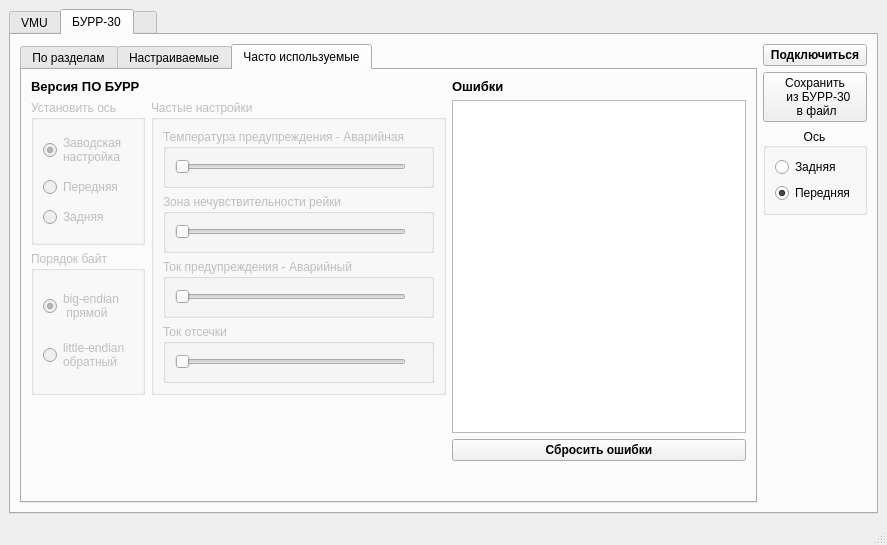
Before: the Qt Designer form CANAnalyzer_2.ui in hochu-leto/BURR-settings, drawn with Qt 5.
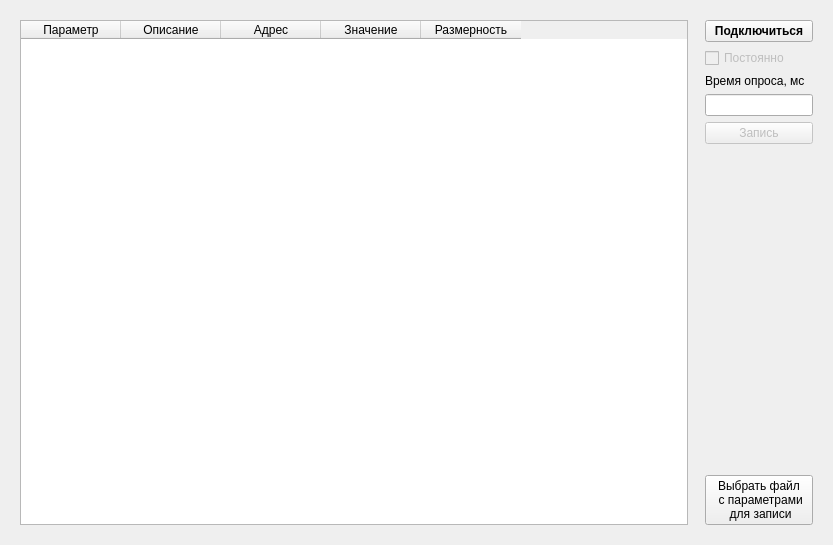
After: the same form once the commit is applied.

Commit message: поменял графический интерфейс

The edit to the form file:
```diff
--- a/CANAnalyzer_2.ui
+++ b/CANAnalyzer_2.ui
@@ -6,7 +6,7 @@
    <rect>
     <x>0</x>
     <y>0</y>
-    <width>887</width>
+    <width>833</width>
     <height>545</height>
    </rect>
   </property>
@@ -41,61 +41,17 @@
      <height>1500</height>
     </size>
    </property>
-   <layout class="QGridLayout" name="gridLayout_2">
-    <item row="0" column="0">
-     <widget class="QTabWidget" name="CAN">
-      <property name="enabled">
-       <bool>true</bool>
-      </property>
-      <property name="focusPolicy">
-       <enum>Qt::NoFocus</enum>
-      </property>
-      <property name="contextMenuPolicy">
-       <enum>Qt::NoContextMenu</enum>
-      </property>
-      <property name="acceptDrops">
-       <bool>false</bool>
-      </property>
-      <property name="tabShape">
-       <enum>QTabWidget::Rounded</enum>
-      </property>
-      <property name="currentIndex">
-       <number>1</number>
-      </property>
-      <property name="iconSize">
-       <size>
-        <width>20</width>
-        <height>20</height>
-       </size>
-      </property>
-      <property name="elideMode">
-       <enum>Qt::ElideRight</enum>
-      </property>
-      <widget class="QWidget" name="VMU">
-       <attribute name="title">
-        <string>VMU</string>
-       </attribute>
-       <layout class="QVBoxLayout" name="verticalLayout_9">
+   <layout class="QHBoxLayout" name="horizontalLayout" stretch="7,0">
         <item>
-         <widget class="QTabWidget" name="VMU_params_tab">
-          <property name="sizePolicy">
-           <sizepolicy hsizetype="Expanding" vsizetype="Expanding">
-            <horstretch>1</horstretch>
-            <verstretch>0</verstretch>
-           </sizepolicy>
-          </property>
-          <property name="currentIndex">
-           <number>0</number>
-          </property>
-          <widget class="QWidget" name="often_used">
-           <attribute name="title">
-            <string>Для записи</string>
-           </attribute>
-           <layout class="QHBoxLayout" name="horizontalLayout_10">
-            <item>
-             <layout class="QHBoxLayout" name="horizontalLayout_11" stretch="1,0">
-              <property name="sizeConstraint">
-               <enum>QLayout::SetMaximumSize</enum>
+     <layout class="QVBoxLayout" name="verticalLayout_2">
+      <property name="leftMargin">
+       <number>11</number>
+      </property>
+      <property name="topMargin">
+       <number>11</number>
+      </property>
+      <property name="bottomMargin">
+       <number>11</number>
               </property>
               <item>
                <widget class="QTableWidget" name="vmu_param_table">
@@ -129,11 +85,25 @@
                 </column>
                </widget>
               </item>
+     </layout>
+    </item>
               <item>
-               <layout class="QVBoxLayout" name="verticalLayout_10">
+     <layout class="QVBoxLayout" name="verticalLayout">
                 <property name="sizeConstraint">
                  <enum>QLayout::SetMinimumSize</enum>
                 </property>
+      <property name="leftMargin">
+       <number>11</number>
+      </property>
+      <property name="topMargin">
+       <number>11</number>
+      </property>
+      <property name="rightMargin">
+       <number>11</number>
+      </property>
+      <property name="bottomMargin">
+       <number>11</number>
+      </property>
                 <item>
                  <widget class="QPushButton" name="connect_vmu_btn">
                   <property name="font">
@@ -182,7 +152,7 @@
                  </widget>
                 </item>
                 <item>
-                 <spacer name="verticalSpacer_3">
+       <spacer name="verticalSpacer">
                   <property name="orientation">
                    <enum>Qt::Vertical</enum>
                   </property>
@@ -204,7 +174,8 @@
                   </property>
                   <property name="text">
                    <string>Выбрать файл  
- с параметрами для записи</string>
+ с параметрами 
+ для записи</string>
                   </property>
                   <property name="checkable">
                    <bool>false</bool>
@@ -220,789 +191,7 @@
                </layout>
               </item>
              </layout>
-            </item>
-           </layout>
-          </widget>
-         </widget>
-        </item>
-       </layout>
-      </widget>
-      <widget class="QWidget" name="burr30">
-       <attribute name="title">
-        <string>БУРР-30</string>
-       </attribute>
-       <layout class="QHBoxLayout" name="horizontalLayout_2" stretch="10,0">
-        <item>
-         <widget class="QTabWidget" name="tab_burr">
-          <property name="sizePolicy">
-           <sizepolicy hsizetype="Preferred" vsizetype="Preferred">
-            <horstretch>0</horstretch>
-            <verstretch>0</verstretch>
-           </sizepolicy>
-          </property>
-          <property name="currentIndex">
-           <number>2</number>
-          </property>
-          <widget class="QWidget" name="all_params">
-           <property name="sizePolicy">
-            <sizepolicy hsizetype="Maximum" vsizetype="Maximum">
-             <horstretch>0</horstretch>
-             <verstretch>0</verstretch>
-            </sizepolicy>
-           </property>
-           <attribute name="title">
-            <string>По разделам</string>
-           </attribute>
-           <layout class="QHBoxLayout" name="horizontalLayout_3">
-            <item>
-             <layout class="QHBoxLayout" name="horizontalLayout" stretch="1,4,0">
-              <item>
-               <widget class="QListWidget" name="list_bookmark"/>
-              </item>
-              <item>
-               <widget class="QTableWidget" name="params_table">
-                <property name="sizePolicy">
-                 <sizepolicy hsizetype="Minimum" vsizetype="Minimum">
-                  <horstretch>3</horstretch>
-                  <verstretch>0</verstretch>
-                 </sizepolicy>
-                </property>
-                <property name="editTriggers">
-                 <set>QAbstractItemView::AllEditTriggers</set>
-                </property>
-                <property name="gridStyle">
-                 <enum>Qt::SolidLine</enum>
-                </property>
-                <property name="columnCount">
-                 <number>5</number>
-                </property>
-                <column>
-                 <property name="text">
-                  <string notr="true">Name</string>
-                 </property>
-                 <property name="toolTip">
-                  <string notr="true"/>
-                 </property>
-                 <property name="whatsThis">
-                  <string notr="true"/>
-                 </property>
-                 <property name="background">
-                  <color>
-                   <red>245</red>
-                   <green>245</green>
-                   <blue>245</blue>
-                  </color>
-                 </property>
-                </column>
-                <column>
-                 <property name="text">
-                  <string>Description</string>
-                 </property>
-                 <property name="background">
-                  <color>
-                   <red>245</red>
-                   <green>245</green>
-                   <blue>245</blue>
-                  </color>
-                 </property>
-                 <property name="foreground">
-                  <brush brushstyle="SolidPattern">
-                   <color alpha="255">
-                    <red>0</red>
-                    <green>0</green>
-                    <blue>0</blue>
-                   </color>
-                  </brush>
-                 </property>
-                </column>
-                <column>
-                 <property name="text">
-                  <string>Address</string>
-                 </property>
-                </column>
-                <column>
-                 <property name="text">
-                  <string>Value</string>
-                 </property>
-                </column>
-                <column>
-                 <property name="text">
-                  <string>Unit</string>
-                 </property>
-                 <property name="background">
-                  <color>
-                   <red>245</red>
-                   <green>245</green>
-                   <blue>245</blue>
-                  </color>
-                 </property>
-                </column>
-               </widget>
-              </item>
-              <item>
-               <spacer name="horizontalSpacer_4">
-                <property name="orientation">
-                 <enum>Qt::Horizontal</enum>
-                </property>
-                <property name="sizeHint" stdset="0">
-                 <size>
-                  <width>40</width>
-                  <height>20</height>
-                 </size>
-                </property>
-               </spacer>
-              </item>
-             </layout>
-            </item>
-           </layout>
-          </widget>
-          <widget class="QWidget" name="editable_params">
-           <attribute name="title">
-            <string>Настраиваемые</string>
-           </attribute>
-           <layout class="QHBoxLayout" name="horizontalLayout_5">
-            <item>
-             <layout class="QVBoxLayout" name="verticalLayout_8" stretch="0,1">
-              <item>
-               <layout class="QHBoxLayout" name="horizontalLayout_4">
-                <item>
-                 <widget class="QPushButton" name="load_file_button">
-                  <property name="font">
-                   <font>
-                    <weight>50</weight>
-                    <bold>false</bold>
-                   </font>
-                  </property>
-                  <property name="text">
-                   <string>Загрузить файл с настройками</string>
-                  </property>
-                 </widget>
-                </item>
-                <item>
-                 <spacer name="horizontalSpacer">
-                  <property name="orientation">
-                   <enum>Qt::Horizontal</enum>
-                  </property>
-                  <property name="sizeHint" stdset="0">
-                   <size>
-                    <width>40</width>
-                    <height>20</height>
-                   </size>
-                  </property>
-                 </spacer>
-                </item>
-                <item>
-                 <widget class="QPushButton" name="load_to_device_button">
-                  <property name="enabled">
-                   <bool>false</bool>
-                  </property>
-                  <property name="text">
-                   <string>Загрузить настройки в устройство</string>
-                  </property>
-                 </widget>
-                </item>
-               </layout>
-              </item>
-              <item>
-               <widget class="QTableWidget" name="params_table_2">
-                <property name="sizePolicy">
-                 <sizepolicy hsizetype="Minimum" vsizetype="Minimum">
-                  <horstretch>3</horstretch>
-                  <verstretch>0</verstretch>
-                 </sizepolicy>
-                </property>
-                <property name="editTriggers">
-                 <set>QAbstractItemView::AllEditTriggers</set>
-                </property>
-                <property name="gridStyle">
-                 <enum>Qt::SolidLine</enum>
-                </property>
-                <property name="columnCount">
-                 <number>6</number>
-                </property>
-                <column>
-                 <property name="text">
-                  <string notr="true">Name</string>
-                 </property>
-                 <property name="toolTip">
-                  <string notr="true"/>
-                 </property>
-                 <property name="whatsThis">
-                  <string notr="true"/>
-                 </property>
-                 <property name="background">
-                  <color>
-                   <red>245</red>
-                   <green>245</green>
-                   <blue>245</blue>
-                  </color>
-                 </property>
-                </column>
-                <column>
-                 <property name="text">
-                  <string>Description</string>
-                 </property>
-                 <property name="background">
-                  <color>
-                   <red>245</red>
-                   <green>245</green>
-                   <blue>245</blue>
-                  </color>
-                 </property>
-                 <property name="foreground">
-                  <brush brushstyle="SolidPattern">
-                   <color alpha="255">
-                    <red>0</red>
-                    <green>0</green>
-                    <blue>0</blue>
-                   </color>
-                  </brush>
-                 </property>
-                </column>
-                <column>
-                 <property name="text">
-                  <string>Adress</string>
-                 </property>
-                </column>
-                <column>
-                 <property name="text">
-                  <string>Value from device</string>
-                 </property>
-                </column>
-                <column>
-                 <property name="text">
-                  <string>Value from file</string>
-                 </property>
-                </column>
-                <column>
-                 <property name="text">
-                  <string>Unit</string>
-                 </property>
-                 <property name="background">
-                  <color>
-                   <red>245</red>
-                   <green>245</green>
-                   <blue>245</blue>
-                  </color>
-                 </property>
-                </column>
-               </widget>
-              </item>
-             </layout>
-            </item>
-            <item>
-             <spacer name="horizontalSpacer_3">
-              <property name="orientation">
-               <enum>Qt::Horizontal</enum>
-              </property>
-              <property name="sizeType">
-               <enum>QSizePolicy::Ignored</enum>
-              </property>
-              <property name="sizeHint" stdset="0">
-               <size>
-                <width>40</width>
-                <height>20</height>
-               </size>
-              </property>
-             </spacer>
-            </item>
-           </layout>
-          </widget>
-          <widget class="QWidget" name="often_used_params">
-           <attribute name="title">
-            <string>Часто используемые</string>
-           </attribute>
-           <layout class="QGridLayout" name="gridLayout">
-            <item row="2" column="0">
-             <widget class="QGroupBox" name="byte_order">
-              <property name="enabled">
-               <bool>false</bool>
-              </property>
-              <property name="title">
-               <string>Порядок байт</string>
-              </property>
-              <layout class="QVBoxLayout" name="verticalLayout_6">
-               <item>
-                <widget class="QRadioButton" name="rb_big_endian">
-                 <property name="text">
-                  <string>big-endian 
- прямой</string>
-                 </property>
-                 <property name="checked">
-                  <bool>true</bool>
-                 </property>
-                </widget>
-               </item>
-               <item>
-                <widget class="QRadioButton" name="rb_little_endian">
-                 <property name="text">
-                  <string>little-endian
-обратный</string>
-                 </property>
-                </widget>
-               </item>
-              </layout>
-             </widget>
-            </item>
-            <item row="1" column="0">
-             <widget class="QGroupBox" name="set_current_wheel">
-              <property name="enabled">
-               <bool>false</bool>
-              </property>
-              <property name="font">
-               <font>
-                <weight>50</weight>
-                <bold>false</bold>
-               </font>
-              </property>
-              <property name="title">
-               <string>Установить ось</string>
-              </property>
-              <layout class="QVBoxLayout" name="verticalLayout_5">
-               <item>
-                <widget class="QRadioButton" name="factory_settings_rb">
-                 <property name="text">
-                  <string>Заводская
-настройка</string>
-                 </property>
-                 <property name="checkable">
-                  <bool>true</bool>
-                 </property>
-                 <property name="checked">
-                  <bool>true</bool>
-                 </property>
-                 <property name="autoExclusive">
-                  <bool>false</bool>
-                 </property>
-                </widget>
-               </item>
-               <item>
-                <widget class="QRadioButton" name="set_front_wheel_rb">
-                 <property name="text">
-                  <string>Передняя</string>
-                 </property>
-                 <property name="checked">
-                  <bool>false</bool>
-                 </property>
-                </widget>
-               </item>
-               <item>
-                <widget class="QRadioButton" name="set_rear_wheel_rb">
-                 <property name="text">
-                  <string>Задняя</string>
-                 </property>
-                 <property name="checked">
-                  <bool>false</bool>
-                 </property>
-                </widget>
-               </item>
-              </layout>
-             </widget>
-            </item>
-            <item row="3" column="1">
-             <spacer name="verticalSpacer_2">
-              <property name="orientation">
-               <enum>Qt::Vertical</enum>
-              </property>
-              <property name="sizeHint" stdset="0">
-               <size>
-                <width>20</width>
-                <height>40</height>
-               </size>
-              </property>
-             </spacer>
-            </item>
-            <item row="0" column="0">
-             <widget class="QLabel" name="lb_soft_version">
-              <property name="font">
-               <font>
-                <pointsize>10</pointsize>
-                <weight>75</weight>
-                <bold>true</bold>
-               </font>
-              </property>
-              <property name="text">
-               <string>Версия ПО БУРР</string>
-              </property>
-              <property name="textFormat">
-               <enum>Qt::RichText</enum>
-              </property>
-             </widget>
-            </item>
-            <item row="1" column="1" rowspan="2">
-             <widget class="QGroupBox" name="groupBox_4">
-              <property name="enabled">
-               <bool>false</bool>
-              </property>
-              <property name="title">
-               <string>Частые настройки</string>
-              </property>
-              <layout class="QVBoxLayout" name="verticalLayout_7">
-               <item>
-                <widget class="QGroupBox" name="warn_temp">
-                 <property name="title">
-                  <string>Температура предупреждения - Аварийная</string>
-                 </property>
-                 <layout class="QHBoxLayout" name="horizontalLayout_9">
-                  <item>
-                   <widget class="QSlider" name="warning_temperature">
-                    <property name="minimum">
-                     <number>20</number>
-                    </property>
-                    <property name="maximum">
-                     <number>90</number>
-                    </property>
-                    <property name="orientation">
-                     <enum>Qt::Horizontal</enum>
-                    </property>
-                    <property name="tickPosition">
-                     <enum>QSlider::NoTicks</enum>
-                    </property>
-                   </widget>
-                  </item>
-                  <item>
-                   <widget class="QLabel" name="lab_warning_temperature">
-                    <property name="font">
-                     <font>
-                      <pointsize>12</pointsize>
-                      <weight>75</weight>
-                      <bold>true</bold>
-                     </font>
-                    </property>
-                    <property name="text">
-                     <string/>
-                    </property>
-                   </widget>
-                  </item>
-                 </layout>
-                </widget>
-               </item>
-               <item>
-                <widget class="QGroupBox" name="zone">
-                 <property name="title">
-                  <string>Зона нечувствительности рейки</string>
-                 </property>
-                 <layout class="QHBoxLayout" name="horizontalLayout_8">
-                  <item>
-                   <widget class="QSlider" name="zone_of_insensitivity">
-                    <property name="minimum">
-                     <number>1</number>
-                    </property>
-                    <property name="maximum">
-                     <number>500</number>
-                    </property>
-                    <property name="singleStep">
-                     <number>1</number>
-                    </property>
-                    <property name="value">
-                     <number>1</number>
-                    </property>
-                    <property name="orientation">
-                     <enum>Qt::Horizontal</enum>
-                    </property>
-                    <property name="tickPosition">
-                     <enum>QSlider::NoTicks</enum>
-                    </property>
-                   </widget>
-                  </item>
-                  <item>
-                   <widget class="QLabel" name="lab_zone_of_insensitivity">
-                    <property name="font">
-                     <font>
-                      <pointsize>12</pointsize>
-                      <weight>75</weight>
-                      <bold>true</bold>
-                     </font>
-                    </property>
-                    <property name="text">
-                     <string/>
-                    </property>
-                   </widget>
-                  </item>
-                 </layout>
-                </widget>
-               </item>
-               <item>
-                <widget class="QGroupBox" name="warn_curr">
-                 <property name="title">
-                  <string>Ток предупреждения - Аварийный</string>
-                 </property>
-                 <layout class="QHBoxLayout" name="horizontalLayout_7">
-                  <item>
-                   <widget class="QSlider" name="warning_current">
-                    <property name="minimum">
-                     <number>10</number>
-                    </property>
-                    <property name="maximum">
-                     <number>50</number>
-                    </property>
-                    <property name="orientation">
-                     <enum>Qt::Horizontal</enum>
-                    </property>
-                    <property name="tickPosition">
-                     <enum>QSlider::NoTicks</enum>
-                    </property>
-                    <property name="tickInterval">
-                     <number>1</number>
-                    </property>
-                   </widget>
-                  </item>
-                  <item>
-                   <widget class="QLabel" name="lab_warning_current">
-                    <property name="font">
-                     <font>
-                      <pointsize>12</pointsize>
-                      <weight>75</weight>
-                      <bold>true</bold>
-                     </font>
-                    </property>
-                    <property name="text">
-                     <string/>
-                    </property>
-                   </widget>
-                  </item>
-                 </layout>
-                </widget>
-               </item>
-               <item>
-                <widget class="QGroupBox" name="cutoff">
-                 <property name="title">
-                  <string>Ток отсечки</string>
-                 </property>
-                 <layout class="QHBoxLayout" name="horizontalLayout_6">
-                  <item>
-                   <widget class="QSlider" name="cut_off_current">
-                    <property name="minimum">
-                     <number>30</number>
-                    </property>
-                    <property name="maximum">
-                     <number>70</number>
-                    </property>
-                    <property name="orientation">
-                     <enum>Qt::Horizontal</enum>
-                    </property>
-                    <property name="tickPosition">
-                     <enum>QSlider::NoTicks</enum>
-                    </property>
-                    <property name="tickInterval">
-                     <number>1</number>
-                    </property>
-                   </widget>
-                  </item>
-                  <item>
-                   <widget class="QLabel" name="lab_cut_off_current">
-                    <property name="font">
-                     <font>
-                      <pointsize>12</pointsize>
-                      <weight>75</weight>
-                      <bold>true</bold>
-                     </font>
-                    </property>
-                    <property name="text">
-                     <string/>
-                    </property>
-                   </widget>
-                  </item>
-                 </layout>
-                </widget>
-               </item>
-              </layout>
-             </widget>
-            </item>
-            <item row="0" column="2">
-             <widget class="QLabel" name="lb_errors">
-              <property name="font">
-               <font>
-                <pointsize>10</pointsize>
-                <weight>75</weight>
-                <bold>true</bold>
-               </font>
-              </property>
-              <property name="text">
-               <string>Ошибки</string>
-              </property>
-             </widget>
-            </item>
-            <item row="5" column="2" rowspan="2">
-             <spacer name="verticalSpacer_4">
-              <property name="orientation">
-               <enum>Qt::Vertical</enum>
-              </property>
-              <property name="sizeHint" stdset="0">
-               <size>
-                <width>20</width>
-                <height>40</height>
-               </size>
-              </property>
-             </spacer>
-            </item>
-            <item row="1" column="2" rowspan="3">
-             <widget class="QTextBrowser" name="tb_errors"/>
-            </item>
-            <item row="4" column="2">
-             <widget class="QPushButton" name="erase_err_btn">
-              <property name="font">
-               <font>
-                <weight>75</weight>
-                <bold>true</bold>
-               </font>
-              </property>
-              <property name="text">
-               <string>Сбросить ошибки</string>
-              </property>
-             </widget>
-            </item>
-           </layout>
-          </widget>
-         </widget>
-        </item>
-        <item>
-         <layout class="QVBoxLayout" name="verticalLayout">
-          <item>
-           <widget class="QPushButton" name="pushButton_2">
-            <property name="font">
-             <font>
-              <weight>75</weight>
-              <bold>true</bold>
-             </font>
-            </property>
-            <property name="text">
-             <string>Подключиться</string>
-            </property>
-           </widget>
-          </item>
-          <item>
-           <widget class="QPushButton" name="pushButton">
-            <property name="text">
-             <string>Сохранить 
-  из БУРР-30
- в файл</string>
-            </property>
-           </widget>
-          </item>
-          <item>
-           <widget class="QGroupBox" name="groupBox">
-            <property name="title">
-             <string>Ось</string>
-            </property>
-            <property name="alignment">
-             <set>Qt::AlignCenter</set>
-            </property>
-            <layout class="QVBoxLayout" name="verticalLayout_4">
-             <item>
-              <layout class="QVBoxLayout" name="verticalLayout_3">
-               <item>
-                <widget class="QRadioButton" name="radioButton_2">
-                 <property name="text">
-                  <string>Задняя</string>
-                 </property>
-                </widget>
-               </item>
-               <item>
-                <widget class="QRadioButton" name="radioButton">
-                 <property name="text">
-                  <string>Передняя</string>
-                 </property>
-                 <property name="checked">
-                  <bool>true</bool>
-                 </property>
-                </widget>
-               </item>
-              </layout>
-             </item>
-            </layout>
-           </widget>
-          </item>
-          <item>
-           <spacer name="verticalSpacer">
-            <property name="orientation">
-             <enum>Qt::Vertical</enum>
-            </property>
-            <property name="sizeHint" stdset="0">
-             <size>
-              <width>20</width>
-              <height>40</height>
-             </size>
-            </property>
-           </spacer>
-          </item>
-         </layout>
-        </item>
-       </layout>
-      </widget>
-      <widget class="QWidget" name="Wait_for_read">
-       <property name="enabled">
-        <bool>true</bool>
-       </property>
-       <property name="sizePolicy">
-        <sizepolicy hsizetype="Minimum" vsizetype="Minimum">
-         <horstretch>0</horstretch>
-         <verstretch>0</verstretch>
-        </sizepolicy>
-       </property>
-       <property name="autoFillBackground">
-        <bool>false</bool>
-       </property>
-       <attribute name="title">
-        <string/>
-       </attribute>
-       <layout class="QVBoxLayout" name="verticalLayout_2">
-        <item>
-         <widget class="QLabel" name="label_2">
-          <property name="font">
-           <font>
-            <pointsize>40</pointsize>
-           </font>
-          </property>
-          <property name="layoutDirection">
-           <enum>Qt::LeftToRight</enum>
-          </property>
-          <property name="frameShape">
-           <enum>QFrame::NoFrame</enum>
-          </property>
-          <property name="frameShadow">
-           <enum>QFrame::Sunken</enum>
-          </property>
-          <property name="text">
-           <string>Немного терпения</string>
-          </property>
-          <property name="textFormat">
-           <enum>Qt::PlainText</enum>
-          </property>
-          <property name="alignment">
-           <set>Qt::AlignBottom|Qt::AlignHCenter</set>
-          </property>
-         </widget>
-        </item>
-        <item>
-         <widget class="QLabel" name="label_3">
-          <property name="font">
-           <font>
-            <pointsize>18</pointsize>
-           </font>
-          </property>
-          <property name="text">
-           <string>Скоро всё загрузится</string>
-          </property>
-          <property name="alignment">
-           <set>Qt::AlignHCenter|Qt::AlignTop</set>
-          </property>
-         </widget>
-        </item>
-        <item>
-         <widget class="QProgressBar" name="progressBar">
-          <property name="value">
-           <number>24</number>
-          </property>
-         </widget>
-        </item>
-       </layout>
-      </widget>
-     </widget>
-    </item>
-   </layout>
-  </widget>
-  <widget class="QStatusBar" name="statusbar"/>
+  </widget>
  </widget>
  <resources/>
  <connections/>
```
Lines whose indentation alone changed are shown as unchanged. The commit also changes 1 other file.
